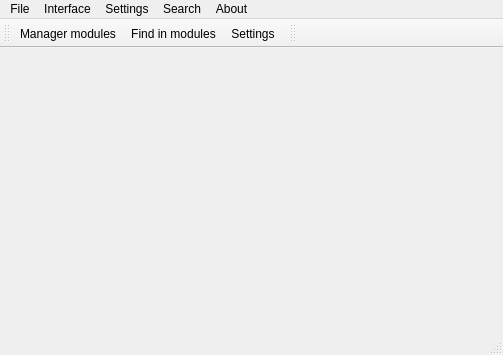
axsapronov/QSopherim, file src/main/mainwindow.ui: the form before one commit.
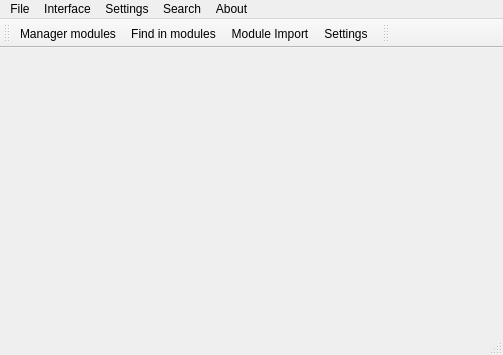
The form after the commit. Icons and pictures are not drawn.

Commit message: [GUI] Add import module dialog

Diff of the .ui file:
```diff
--- a/src/main/mainwindow.ui
+++ b/src/main/mainwindow.ui
@@ -110,6 +110,7 @@
    </attribute>
    <addaction name="action_Settings_Module"/>
    <addaction name="action_Search_Find_In_Modules"/>
+   <addaction name="action_Settings_Module_Import"/>
    <addaction name="action_Settings_General"/>
   </widget>
   <widget class="QStatusBar" name="statusBar"/>
@@ -308,6 +309,11 @@
     <string>Ctrl+Shift+F</string>
    </property>
   </action>
+  <action name="action_Settings_Module_Import">
+   <property name="text">
+    <string>Module Import</string>
+   </property>
+  </action>
  </widget>
  <layoutdefault spacing="6" margin="11"/>
  <resources>
```
Left out of the diff: 1 changed line with no effect on the pictures. The commit also changes 7 other files.
